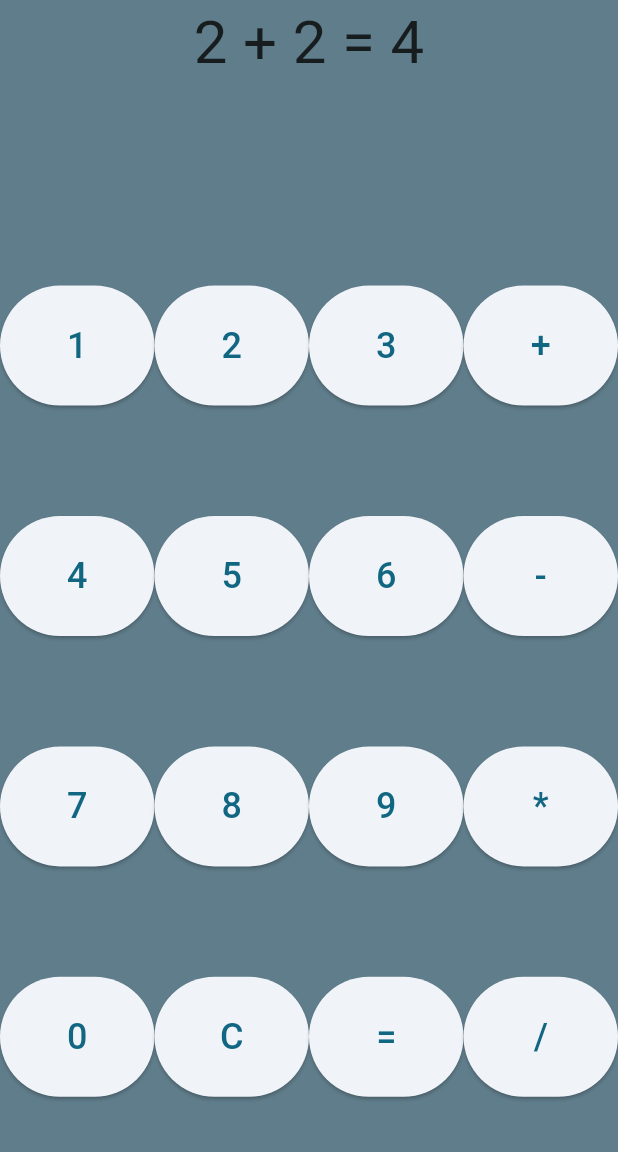
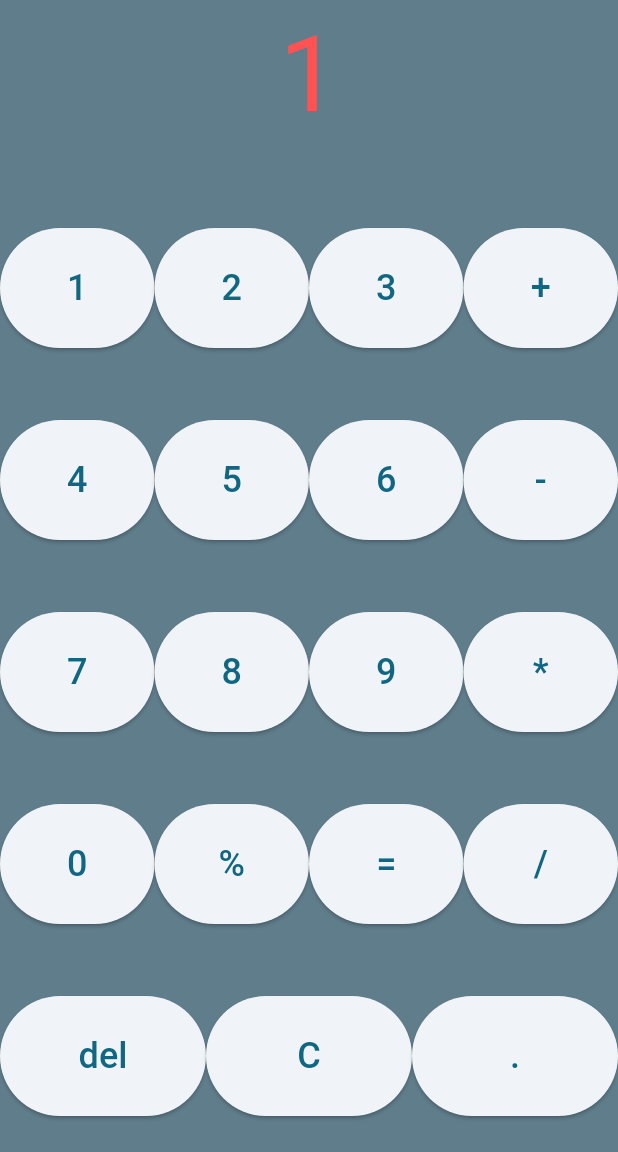
Before and after one commit to marivavd/calculator, a Flutter app: the screen it shows after launch, after a tap on an icon or button, on a phone screen of 412 x 824 dp, the part 84-1236 px from its top. Run offline on Flutter 3.47's test engine with Material 2 defaults, Android fonts, the phone set to English and light mode, and no system bars.

Commit message:
calculator works

```diff
--- a/lib/main.dart
+++ b/lib/main.dart
@@ -40,17 +40,67 @@ class MyHomePage extends StatefulWidget {
 }
 
 class _MyHomePageState extends State<MyHomePage> {
-  int _counter = 0;
+  String text = "";
+  String first_number = "";
+  String second_number = "";
+  String operation = "";
 
-  void _incrementCounter() {
-    setState(() {
-      // This call to setState tells the Flutter framework that something has
-      // changed in this State, which causes it to rerun the build method below
-      // so that the display can reflect the updated values. If we changed
-      // _counter without calling setState(), then the build method would not be
-      // called again, and so nothing would appear to happen.
-      _counter++;
-    });
+  void form_text(){
+    text = first_number + operation + second_number;
+  }
+  void write_numbers(String number){
+    if (operation == ""){
+      first_number += number;}
+    else{
+      second_number += number;}
+    form_text();
+  }
+  void write_operation(String my_operation){
+    operation = my_operation;
+    form_text();
+  }
+  void del_operation(){
+    if (operation == ""){
+      if (first_number != ""){
+        first_number = first_number.substring(0, first_number.length - 1);
+      }
+    }
+    else if (second_number == ""){
+      operation = "";
+    }
+    else{
+      second_number = second_number.substring(0, second_number.length - 1);
+    }
+    form_text();
+  }
+  void calculation(){
+    if (first_number != "" && second_number != "" && operation != ""){
+      double result = 0;
+      double first = double.parse(first_number);
+      double second = double.parse(second_number);
+      if (operation == "+"){
+        result = first + second;
+      }
+      else if (operation == '-'){
+        result = first - second;
+      }
+      else if (operation == '*'){
+        result = first * second;
+      }
+      else if (second != 0){
+        if (operation == '/'){
+          result = first / second;
+        }
+        else{
+          result = first % second;
+        }
+      }
+      if (second_number != "0"){
+        first_number = result.toString();
+        second_number = "";
+        operation = "";
+        form_text();}
+    }
   }
 
   @override
@@ -71,30 +121,35 @@ class _MyHomePageState extends State<MyHomePage> {
         child: Column(
         crossAxisAlignment: CrossAxisAlignment.stretch,
         children: [Expanded(child: Container(alignment: Alignment.topCenter,
-          child: Text('2 + 2 = 4', style: TextStyle(fontSize: 40)))),
+          child: Text(text, style: TextStyle(fontSize: 70, color: Colors.redAccent)))),
           Expanded(child: Container(
-            child: Row(children: [Expanded(child:SizedBox(height: 80, child: ElevatedButton(onPressed: () {}, child: Text('1', style: TextStyle(fontSize: 24)),),)),
-              Expanded(child:SizedBox(height: 80,child: ElevatedButton(onPressed: () {}, child: Text('2', style: TextStyle(fontSize: 24)),),)),
-              Expanded(child:SizedBox(height: 80,child: ElevatedButton(onPressed: () {}, child: Text('3', style: TextStyle(fontSize: 24)),),)),
-              Expanded(child:SizedBox(height: 80,child: ElevatedButton(onPressed: () {}, child: Text('+', style: TextStyle(fontSize: 24)),),)), ],))),
+            child: Row(children: [Expanded(child:SizedBox(height: 80, child: ElevatedButton(onPressed: () {setState(() {write_numbers("1");});}, child: Text('1', style: TextStyle(fontSize: 24)),),)),
+              Expanded(child:SizedBox(height: 80,child: ElevatedButton(onPressed: () {setState(() {write_numbers("2");});}, child: Text('2', style: TextStyle(fontSize: 24)),),)),
+              Expanded(child:SizedBox(height: 80,child: ElevatedButton(onPressed: () {setState(() {write_numbers("3");});}, child: Text('3', style: TextStyle(fontSize: 24)),),)),
+              Expanded(child:SizedBox(height: 80,child: ElevatedButton(onPressed: () {setState(() {write_operation("+");});}, child: Text('+', style: TextStyle(fontSize: 24)),),)), ],))),
           Expanded(
           child:Container(
-              child: Row(children: [Expanded(child:SizedBox(height: 80,child: ElevatedButton(onPressed: () {}, child: Text('4', style: TextStyle(fontSize: 24)),),)),
-                Expanded(child:SizedBox(height: 80,child: ElevatedButton(onPressed: () {}, child: Text('5', style: TextStyle(fontSize: 24)),),)),
-                Expanded(child:SizedBox(height: 80,child: ElevatedButton(onPressed: () {}, child: Text('6', style: TextStyle(fontSize: 24)),),)),
-                Expanded(child:SizedBox(height: 80,child: ElevatedButton(onPressed: () {}, child: Text('-', style: TextStyle(fontSize: 24)),),)), ],))),
+              child: Row(children: [Expanded(child:SizedBox(height: 80,child: ElevatedButton(onPressed: () {setState(() {write_numbers("4");});}, child: Text('4', style: TextStyle(fontSize: 24)),),)),
+                Expanded(child:SizedBox(height: 80,child: ElevatedButton(onPressed: () {setState(() {write_numbers("5");});}, child: Text('5', style: TextStyle(fontSize: 24)),),)),
+                Expanded(child:SizedBox(height: 80,child: ElevatedButton(onPressed: () {setState(() {write_numbers("6");});}, child: Text('6', style: TextStyle(fontSize: 24)),),)),
+                Expanded(child:SizedBox(height: 80,child: ElevatedButton(onPressed: () {setState(() {write_operation("-");});}, child: Text('-', style: TextStyle(fontSize: 24)),),)), ],))),
           Expanded(
           child: Container(
-              child: Row(children: [Expanded(child:SizedBox(height: 80,child: ElevatedButton(onPressed: () {}, child: Text('7', style: TextStyle(fontSize: 24)),),)),
-                Expanded(child:SizedBox(height: 80,child: ElevatedButton(onPressed: () {}, child: Text('8', style: TextStyle(fontSize: 24)),),)),
-                Expanded(child:SizedBox(height: 80,child: ElevatedButton(onPressed: () {}, child: Text('9', style: TextStyle(fontSize: 24)),),)),
-                Expanded(child:SizedBox(height: 80,child: ElevatedButton(onPressed: () {}, child: Text('*', style: TextStyle(fontSize: 24)),),)), ],))),
+              child: Row(children: [Expanded(child:SizedBox(height: 80,child: ElevatedButton(onPressed: () {setState(() {write_numbers("7");});}, child: Text('7', style: TextStyle(fontSize: 24)),),)),
+                Expanded(child:SizedBox(height: 80,child: ElevatedButton(onPressed: () {setState(() {write_numbers("8");});}, child: Text('8', style: TextStyle(fontSize: 24)),),)),
+                Expanded(child:SizedBox(height: 80,child: ElevatedButton(onPressed: () {setState(() {write_numbers("9");});}, child: Text('9', style: TextStyle(fontSize: 24)),),)),
+                Expanded(child:SizedBox(height: 80,child: ElevatedButton(onPressed: () {setState((){write_operation("*");});}, child: Text('*', style: TextStyle(fontSize: 24)),),)), ],))),
+          Expanded(
+              child: Container(
+                  child: Row(children: [Expanded(child:SizedBox(height: 80,child: ElevatedButton(onPressed: () {setState(() {write_numbers("0");});}, child: Text('0', style: TextStyle(fontSize: 24)),),)),
+                    Expanded(child:SizedBox(height: 80,child: ElevatedButton(onPressed: () {setState((){write_operation("%");});}, child: Text('%', style: TextStyle(fontSize: 24)),),)),
+                    Expanded(child:SizedBox(height: 80,child: ElevatedButton(onPressed: () {setState(() {calculation();});}, child: Text('=', style: TextStyle(fontSize: 24)),),)),
+                    Expanded(child:SizedBox(height: 80,child: ElevatedButton(onPressed: () {setState((){write_operation("/");});}, child: Text('/', style: TextStyle(fontSize: 24)),),)), ],))),
           Expanded(
           child: Container(
-              child: Row(children: [Expanded(child:SizedBox(height: 80,child: ElevatedButton(onPressed: () {}, child: Text('0', style: TextStyle(fontSize: 24)),),)),
-                Expanded(child:SizedBox(height: 80,child: ElevatedButton(onPressed: () {}, child: Text('C', style: TextStyle(fontSize: 24)),),)),
-                Expanded(child:SizedBox(height: 80,child: ElevatedButton(onPressed: () {}, child: Text('=', style: TextStyle(fontSize: 24)),),)),
-                Expanded(child:SizedBox(height: 80,child: ElevatedButton(onPressed: () {}, child: Text('/', style: TextStyle(fontSize: 24)),),)), ],)))]
+              child: Row(children: [Expanded(child:SizedBox(height: 80,child: ElevatedButton(onPressed: () {setState((){del_operation();});}, child: Text('del', style: TextStyle(fontSize: 24)),),)),
+                Expanded(child:SizedBox(height: 80,child: ElevatedButton(onPressed: () {setState((){text = "";first_number = "";second_number = "";operation = "";});}, child: Text('C', style: TextStyle(fontSize: 24)),),)),
+                Expanded(child:SizedBox(height: 80,child: ElevatedButton(onPressed: () {write_numbers(".");}, child: Text('.', style: TextStyle(fontSize: 24)),),)),],)))]
       ),
       ),
     );
```
